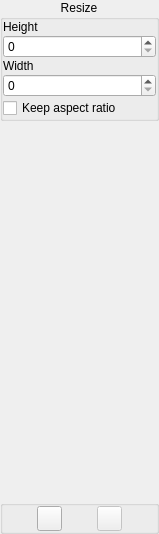
The window that trunk/src/widgets/photocontrol-resize.ui (BackupTheBerlios/galerist-svn) describes before a commit, drawn with Qt 5.
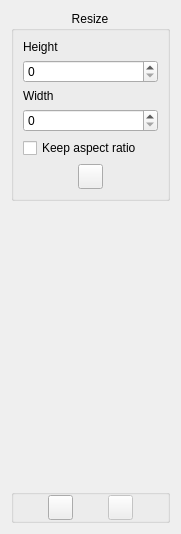
The same window after the commit. Icons and pictures are not drawn.

Commit message: Added Resize function (not fully tested and preview doesn't work - awaiting rewrite of ImageItem and partial of PhotoView). Also remade the EXIF data view (now it's shown in the tooltip).

Diff of the .ui file:
```diff
--- a/trunk/src/widgets/photocontrol-resize.ui
+++ b/trunk/src/widgets/photocontrol-resize.ui
@@ -5,7 +5,7 @@
    <rect>
     <x>0</x>
     <y>0</y>
-    <width>159</width>
+    <width>114</width>
     <height>534</height>
    </rect>
   </property>
@@ -13,24 +13,6 @@
    <string/>
   </property>
   <layout class="QGridLayout" >
-   <property name="leftMargin" >
-    <number>0</number>
-   </property>
-   <property name="topMargin" >
-    <number>0</number>
-   </property>
-   <property name="rightMargin" >
-    <number>0</number>
-   </property>
-   <property name="bottomMargin" >
-    <number>0</number>
-   </property>
-   <property name="horizontalSpacing" >
-    <number>1</number>
-   </property>
-   <property name="verticalSpacing" >
-    <number>1</number>
-   </property>
    <item row="0" column="0" >
     <widget class="QGroupBox" name="groupBox" >
      <property name="title" >
@@ -43,24 +25,6 @@
       <bool>true</bool>
      </property>
      <layout class="QGridLayout" >
-      <property name="leftMargin" >
-       <number>0</number>
-      </property>
-      <property name="topMargin" >
-       <number>0</number>
-      </property>
-      <property name="rightMargin" >
-       <number>0</number>
-      </property>
-      <property name="bottomMargin" >
-       <number>0</number>
-      </property>
-      <property name="horizontalSpacing" >
-       <number>1</number>
-      </property>
-      <property name="verticalSpacing" >
-       <number>1</number>
-      </property>
       <item row="0" column="0" >
        <widget class="QLabel" name="label" >
         <property name="text" >
@@ -102,6 +66,55 @@
         </property>
        </widget>
       </item>
+      <item row="5" column="0" >
+       <layout class="QHBoxLayout" >
+        <item>
+         <spacer>
+          <property name="orientation" >
+           <enum>Qt::Horizontal</enum>
+          </property>
+          <property name="sizeHint" >
+           <size>
+            <width>40</width>
+            <height>20</height>
+           </size>
+          </property>
+         </spacer>
+        </item>
+        <item>
+         <widget class="QPushButton" name="previewButton" >
+          <property name="minimumSize" >
+           <size>
+            <width>25</width>
+            <height>25</height>
+           </size>
+          </property>
+          <property name="maximumSize" >
+           <size>
+            <width>25</width>
+            <height>25</height>
+           </size>
+          </property>
+          <property name="icon" >
+           <iconset resource="../images.qrc" >:/images/preview.png</iconset>
+          </property>
+         </widget>
+        </item>
+        <item>
+         <spacer>
+          <property name="orientation" >
+           <enum>Qt::Horizontal</enum>
+          </property>
+          <property name="sizeHint" >
+           <size>
+            <width>40</width>
+            <height>20</height>
+           </size>
+          </property>
+         </spacer>
+        </item>
+       </layout>
+      </item>
      </layout>
     </widget>
    </item>
@@ -112,8 +125,8 @@
      </property>
      <property name="sizeHint" >
       <size>
-       <width>20</width>
-       <height>40</height>
+       <width>159</width>
+       <height>61</height>
       </size>
      </property>
     </spacer>
```
The commit also changes 11 other files.
